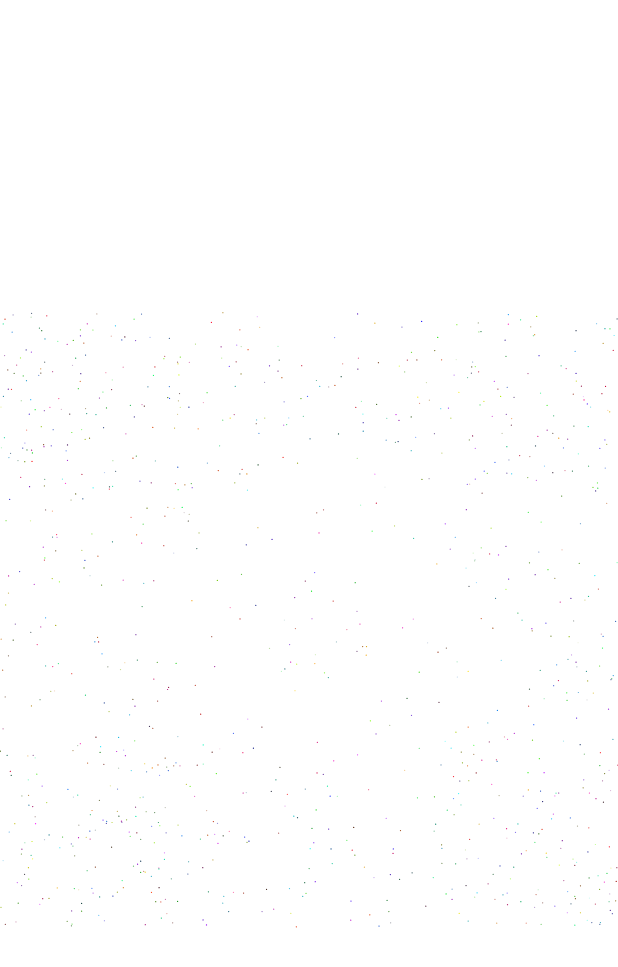
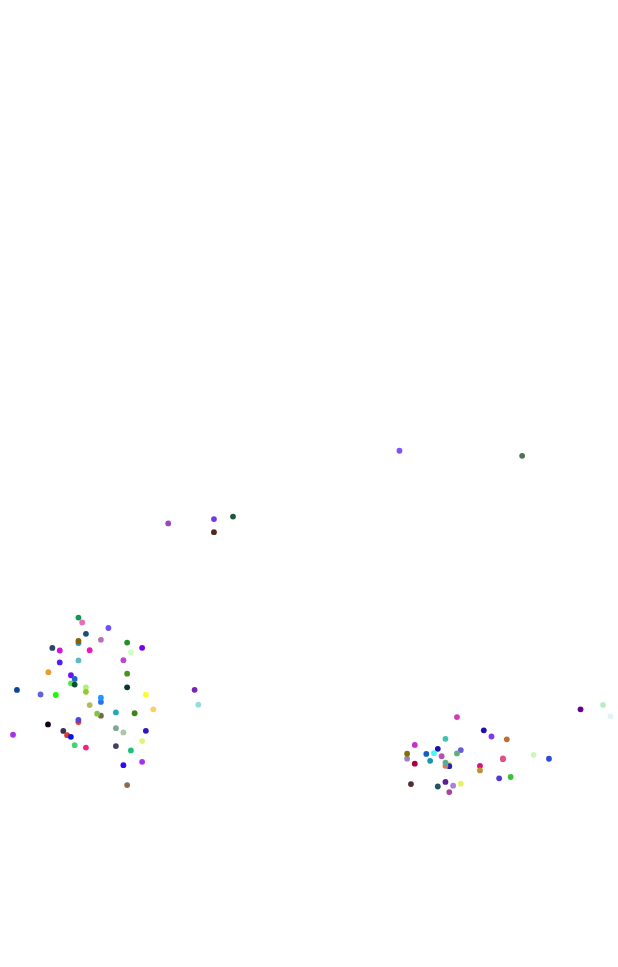
Before and after one commit to JohnSeavon/flocking_simulation, a Flutter app: the screen it shows after launch, on a phone screen of 412 x 824 dp. Shown: the top 967 px of the screen. Run offline on Flutter 3.47's test engine with Material 2 defaults, Android fonts, the phone set to English and light mode, and no system bars.

Commit message:
implement alignment rule

```diff
--- a/lib/app_widget.dart
+++ b/lib/app_widget.dart
@@ -1,6 +1,7 @@
 import 'dart:async';
 import 'package:flocking_simulation/boid.dart';
 import 'package:flocking_simulation/flock_painter.dart';
+import 'package:flocking_simulation/utils.dart';
 import 'package:flutter/material.dart';
 
 class AppWidget extends StatefulWidget {
@@ -11,15 +12,16 @@ class AppWidget extends StatefulWidget {
 }
 
 class _AppWidgetState extends State<AppWidget> {
-  final flock = List<Boid>.generate(1000, (index) => Boid());
+  final flock = List<Boid>.generate(100, (index) => Boid());
   late Timer timer;
   @override
   void initState() {
     super.initState();
-    const duration = Duration(milliseconds: 100 ~/ 60);
+    const duration = Duration(milliseconds: 33);
     timer = Timer.periodic(duration, (timer) {
       setState(() {
         for (var boid in flock) {
+          boid.flock(flock);
           boid.updatePosition();
         }
       });
@@ -41,8 +43,8 @@ class _AppWidgetState extends State<AppWidget> {
           Center(
             child: FittedBox(
               child: Container(
-                height: 1000,
-                width: 1000,
+                width: Utils.width,
+                height: Utils.height,
                 decoration: BoxDecoration(
                   border: Border.all(
                     color: Colors.white10,
@@ -54,8 +56,8 @@ class _AppWidgetState extends State<AppWidget> {
           Center(
             child: FittedBox(
               child: SizedBox(
-                height: 1000,
-                width: 1000,
+                width: Utils.width,
+                height: Utils.height,
                 child: FlockPaint(
                   painter: FlockPainter(flock),
                 ),
--- a/lib/boid.dart
+++ b/lib/boid.dart
@@ -3,35 +3,70 @@ import 'package:vector_math/vector_math.dart';
 
 class Boid {
   Boid() {
-    position = Vector2(500, 500);
-    velocity = Vector2(Utils.range(-0.1, 0.1), Utils.range(-0.1, 0.1));
+    final x = Utils.range(0, Utils.width);
+    final y = Utils.range(0, Utils.height);
+    position = Vector2(x, y);
+    final dx = Utils.range(-4, 4);
+    final dy = Utils.range(-4, 4);
+    velocity = Vector2(dx, dy);
+    velocity = setMag(velocity, Utils.range(2, 4));
     acceleration = Vector2.zero();
-
+    maxForce = 0.2;
+    maxSpeed = 4;
     color = [Utils.color(), Utils.color(), Utils.color()];
   }
 
   late Vector2 position;
   late Vector2 velocity;
   late Vector2 acceleration;
-
+  late double maxForce;
+  late double maxSpeed;
   late List<int> color;
 
+  Vector2 align(List<Boid> boids) {
+    const perceptionRadius = 50.0;
+    Vector2 steering = Vector2.zero();
+    int total = 0;
+    for (var other in boids) {
+      final d = position.distanceTo(other.position);
+      if (other != this && d < perceptionRadius) {
+        steering.add(other.velocity);
+        total++;
+      }
+    }
+    if (total > 0) {
+      steering /= ((total).toDouble());
+      steering = setMag(steering, maxSpeed);
+      steering.sub(velocity);
+      steering.clampScalar(-maxForce, maxForce);
+    }
+    return steering;
+  }
+
+  flock(List<Boid> boids) {
+    Vector2 alignment = align(boids);
+    acceleration = alignment;
+  }
+
   updatePosition() {
-    if (position.storage[0] > 1000 || position.storage[0] < 0) {
-      updatedx();
+    if (position.x > Utils.width) {
+      position.x = 0;
+    } else if (position.x < 0) {
+      position.x = Utils.width;
     }
-    if (position.storage[1] > 1000 || position.storage[1] < 0) {
-      updatedy();
+    if (position.y > Utils.height) {
+      position.y = 0;
+    } else if (position.y < 0) {
+      position.y = Utils.height;
     }
     position.add(velocity);
     velocity.add(acceleration);
   }
 
-  updatedx() {
-    velocity.r = velocity.r * -1;
-  }
-
-  updatedy() {
-    velocity.g = velocity.g * -1;
+  Vector2 setMag(Vector2 newVector, double newSpeed) {
+    double mag = newSpeed / newVector.length;
+    newVector.x *= mag;
+    newVector.y *= mag;
+    return newVector;
   }
 }
--- a/lib/flock_painter.dart
+++ b/lib/flock_painter.dart
@@ -13,10 +13,10 @@ class FlockPainter extends CustomPainter {
   FlockPainter(this.flock);
   @override
   void paint(Canvas canvas, Size size) {
-    const radius = 1.0;
+    const radius = 3.0;
     final List<double> position = [size.width / 2, size.height / 2];
     final paintCenter = Paint()..color = Colors.white30;
-    canvas.drawCircle(Offset(position[0], position[1]), radius, paintCenter);
+    canvas.drawCircle(Offset(position[0], position[1]), 1, paintCenter);
 
     for (var boid in flock) {
       final randompaint = Paint()
@@ -24,10 +24,10 @@ class FlockPainter extends CustomPainter {
             Color.fromRGBO(boid.color[0], boid.color[1], boid.color[2], 1);
       canvas.drawCircle(
         Offset(
-          boid.position.r,
-          boid.position.g,
+          boid.position.x,
+          boid.position.y,
         ),
-        1,
+        radius,
         randompaint,
       );
     }
--- a/lib/utils.dart
+++ b/lib/utils.dart
@@ -7,4 +7,7 @@ class Utils {
       rng.nextDouble() * (max - min) + min;
 
   static int color() => rng.nextDouble() * 256 ~/ 1;
+
+  static const width = 640.0;
+  static const height = 360.0;
 }
```
Also changed, not shown: 1 other file.
